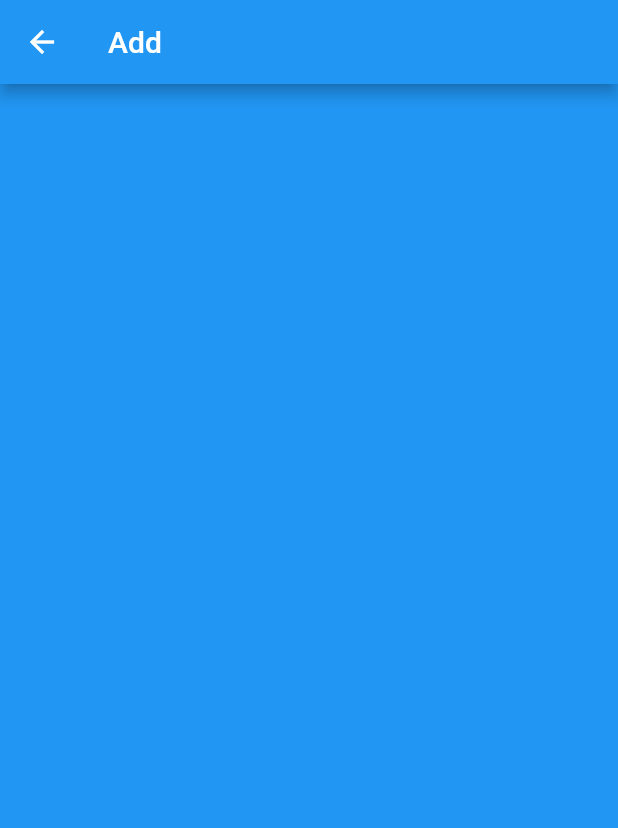
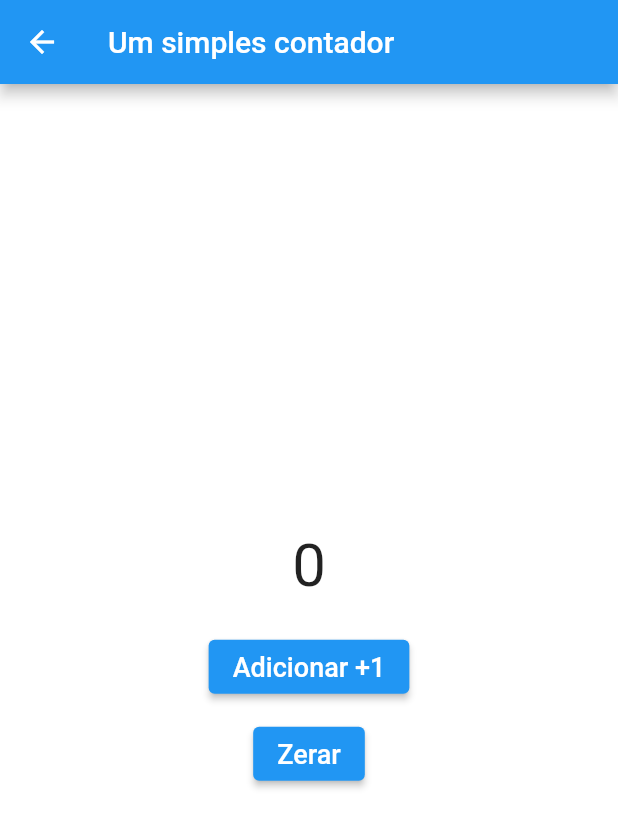
Before and after one commit to baborges45/Flutter_animated_fab_menu, a Flutter app: the AddScreen screen opened by its route, on a phone screen of 412 x 824 dp. Shown: the top 828 px of the screen. Run offline on Flutter 3.47's test engine with Material 2 defaults, Android fonts, the phone set to English and light mode, and no system bars; our stand-ins replace animated_text_kit, flutter_speed_dial, page_transition.

```diff
--- a/lib/app/my_app.dart
+++ b/lib/app/my_app.dart
@@ -18,7 +18,9 @@ class MyApp extends StatelessWidget {
       initialRoute: "/homePage",
       routes: {
         "/homePage": (context) => HomePage(),
-        "/add": (context) => AddScreen(),
+        "/add": (context) => AddScreen(
+              title: 'Um simples contador',
+            ),
         "/camera": (context) => CameraScreen(),
         "/contact": (context) => ContactScreen(),
       },
--- a/lib/app/screens/add_screen.dart
+++ b/lib/app/screens/add_screen.dart
@@ -1,16 +1,70 @@
 import 'package:flutter/material.dart';
 
-class AddScreen extends StatelessWidget {
-  const AddScreen({Key? key}) : super(key: key);
+class AddScreen extends StatefulWidget {
+  const AddScreen({Key? key, this.title}) : super(key: key);
+  final String? title;
+
+  @override
+  State<AddScreen> createState() => _AddScreenState();
+}
+
+class _AddScreenState extends State<AddScreen> {
+  int _contador = 0;
+
+  void _incrementar() {
+    setState(() {
+      _contador++;
+    });
+  }
 
   @override
   Widget build(BuildContext context) {
     return Scaffold(
-      backgroundColor: Colors.blue,
+      backgroundColor: Colors.white,
       appBar: AppBar(
-        title: const Text('Add'),
+        title: Text(widget.title.toString()),
       ),
-      body: Container(),
+      body: Center(
+        child: Column(
+          mainAxisAlignment: MainAxisAlignment.center,
+          children: [
+            Text(
+              '$_contador',
+              style: TextStyle(fontSize: 40.0),
+            ),
+            SizedBox(
+              height: 20,
+            ),
+            ElevatedButton(
+              onPressed: _incrementar,
+              child: Text(
+                'Adicionar +1',
+                style: TextStyle(
+                  fontSize: 18,
+                  color: Colors.white,
+                ),
+              ),
+            ),
+            SizedBox(
+              height: 10,
+            ),
+            ElevatedButton(
+              child: Text(
+                'Zerar',
+                style: TextStyle(
+                  fontSize: 18,
+                  color: Colors.white,
+                ),
+              ),
+              onPressed: () {
+                setState(() {
+                  _contador = 0;
+                });
+              },
+            ),
+          ],
+        ),
+      ),
     );
   }
 }
```
Also changed, not shown: lib/app/home_page.dart (+75 -0 lines), pubspec.yaml (+12 -11 lines), FabMenu.gif (added), pubspec.lock, 1 other file.
